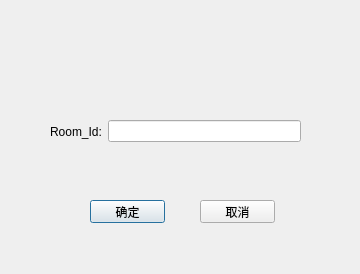
Before: the Qt Designer form ManagerClient/queryinvoiceinputdialog.ui in starsload/46572020, drawn with Qt 5.
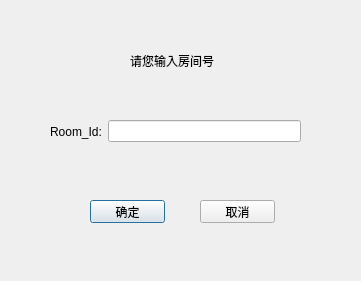
After: the same form once the commit is applied. Icons and pictures are not drawn.

Diff of the .ui file:
```diff
--- a/ManagerClient/queryinvoiceinputdialog.ui
+++ b/ManagerClient/queryinvoiceinputdialog.ui
@@ -6,8 +6,8 @@
    <rect>
     <x>0</x>
     <y>0</y>
-    <width>360</width>
-    <height>274</height>
+    <width>361</width>
+    <height>281</height>
    </rect>
   </property>
   <property name="windowTitle">
@@ -64,6 +64,37 @@
     </item>
    </layout>
   </widget>
+  <widget class="QLabel" name="label_2">
+   <property name="geometry">
+    <rect>
+     <x>130</x>
+     <y>50</y>
+     <width>91</width>
+     <height>21</height>
+    </rect>
+   </property>
+   <property name="sizePolicy">
+    <sizepolicy hsizetype="Fixed" vsizetype="Fixed">
+     <horstretch>0</horstretch>
+     <verstretch>0</verstretch>
+    </sizepolicy>
+   </property>
+   <property name="minimumSize">
+    <size>
+     <width>91</width>
+     <height>21</height>
+    </size>
+   </property>
+   <property name="maximumSize">
+    <size>
+     <width>91</width>
+     <height>21</height>
+    </size>
+   </property>
+   <property name="text">
+    <string>请您输入房间号</string>
+   </property>
+  </widget>
  </widget>
  <resources/>
  <connections/>
```
Left out of the diff: 2 changed lines with no effect on the pictures.
